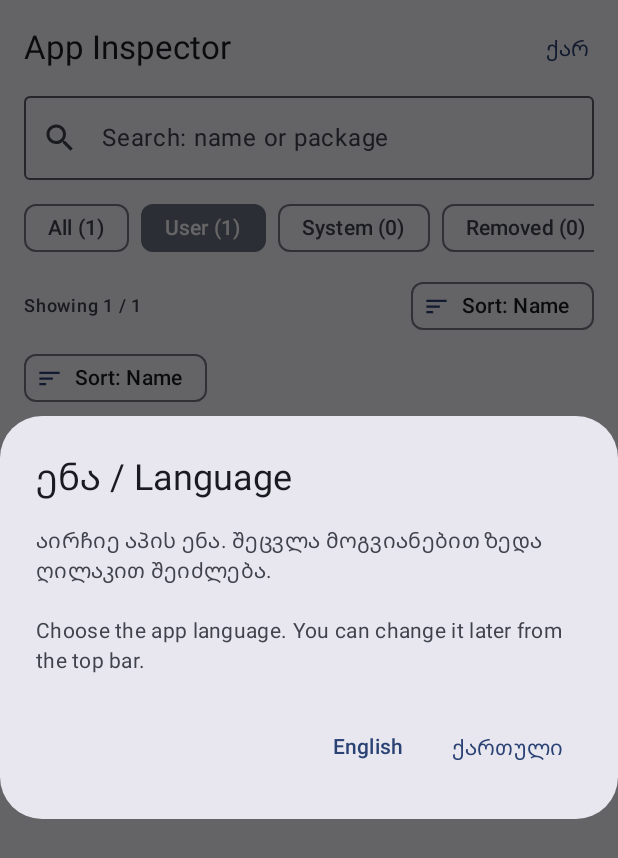
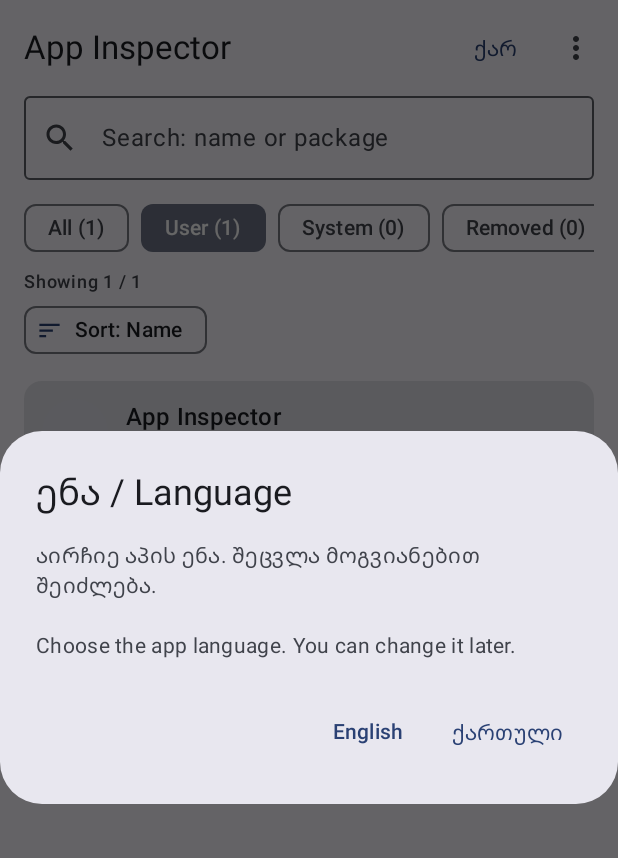
Before and after one commit to gdvalishvili/AppInspector, an Android app built with Jetpack Compose: the screen it shows after launch (MainActivity), on a phone screen of 412 x 824 dp. Shown: the top 858 px of the screen. Run offline under Robolectric (Android 15) with nearby library versions, the phone set to English and light mode, and no system bars; our stand-ins replace Room's generated code; pictures from the network do not load.

Commit message:
v2.0.0-alpha2: Category and install source columns, category filter, fix duplicate sort chip

```diff
--- a/app/build.gradle.kts
+++ b/app/build.gradle.kts
@@ -15,8 +15,8 @@ android {
         applicationId = "com.gdvalishvili.appinspector"
         minSdk = 26
         targetSdk = 37
-        versionCode = 3
-        versionName = "2.0.0-alpha1"
+        versionCode = 4
+        versionName = "2.0.0-alpha2"
 
         testInstrumentationRunner = "androidx.test.runner.AndroidJUnitRunner"
     }
--- a/app/src/main/java/com/gdvalishvili/appinspector/data/InstalledAppsRepository.kt
+++ b/app/src/main/java/com/gdvalishvili/appinspector/data/InstalledAppsRepository.kt
@@ -31,6 +31,7 @@ class InstalledAppsRepository(context: Context) {
     private fun loadOwnProfile(usage: UsageData?): List<AppEntry> {
         val me = Process.myUserHandle()
         val launcherPackages = pm.launcherPackageNames()
+        val installerLabels = HashMap<String, String?>() // cache: installer package -> label
 
         return pm.installedPackagesCompat().mapNotNull { p ->
             val ai = p.applicationInfo ?: return@mapNotNull null
@@ -42,6 +43,7 @@ class InstalledAppsRepository(context: Context) {
             val updatedAt = p.lastUpdateTime.takeIf { it > 0L && it != p.firstInstallTime }
             val hasLauncher = archived || p.packageName in launcherPackages
             val lastUsed = usage?.lastUsed?.get(p.packageName)?.takeIf { it > 0L }
+            val installer = pm.installerPackageCompat(p.packageName)
 
             AppEntry(
                 key = "THIS:${p.packageName}",
@@ -60,6 +62,12 @@ class InstalledAppsRepository(context: Context) {
                 usageStatus = usageStatusOf(usage, lastUsed, hasLauncher, installedAt),
                 hasLauncher = hasLauncher,
                 isArchived = archived,
+                category = ai.category,
+                installerPackage = installer,
+                installerLabel = installer?.let { inst ->
+                    installerLabels.getOrPut(inst) { pm.appLabelOrNull(inst) }
+                },
+                installSourceKnown = true,
             )
         }
     }
--- a/app/src/main/java/com/gdvalishvili/appinspector/data/PackageCompat.kt
+++ b/app/src/main/java/com/gdvalishvili/appinspector/data/PackageCompat.kt
@@ -74,3 +74,23 @@ internal fun apkFileTime(apkPath: String?): Long? {
 fun isRunningInProfile(context: Context): Boolean =
     Build.VERSION.SDK_INT >= Build.VERSION_CODES.R &&
             context.getSystemService(UserManager::class.java).isProfile
+
+/** Package that installed the app (Play Store, file manager, shell...). null = preinstalled/unknown. */
+internal fun PackageManager.installerPackageCompat(packageName: String): String? = try {
+    if (Build.VERSION.SDK_INT >= Build.VERSION_CODES.R) {
+        getInstallSourceInfo(packageName).installingPackageName
+    } else {
+        @Suppress("DEPRECATION")
+        getInstallerPackageName(packageName)
+    }
+} catch (e: Exception) {
+    null
+}
+
+/** Human-readable app name for a package, or null if not visible/installed. */
+@Suppress("DEPRECATION")
+internal fun PackageManager.appLabelOrNull(packageName: String): String? = try {
+    getApplicationLabel(getApplicationInfo(packageName, 0)).toString()
+} catch (e: Exception) {
+    null
+}
--- a/app/src/main/java/com/gdvalishvili/appinspector/data/SettingsStore.kt
+++ b/app/src/main/java/com/gdvalishvili/appinspector/data/SettingsStore.kt
@@ -6,6 +6,7 @@ import androidx.datastore.preferences.core.Preferences
 import androidx.datastore.preferences.core.booleanPreferencesKey
 import androidx.datastore.preferences.core.edit
 import androidx.datastore.preferences.core.emptyPreferences
+import androidx.datastore.preferences.core.intPreferencesKey
 import androidx.datastore.preferences.core.stringPreferencesKey
 import androidx.datastore.preferences.preferencesDataStore
 import kotlinx.coroutines.flow.Flow
@@ -14,16 +15,21 @@ import kotlinx.coroutines.flow.map
 import java.io.IOException
 
 enum class SortOrder { NAME, INSTALLED, UPDATED, LAST_USED, RECENTLY_USED }
+
 /** Exactly one filter is active at a time. */
 enum class AppFilter { ALL, USER, SYSTEM, WORK, REMOVED }
+
 data class ListSettings(
     val filter: AppFilter = AppFilter.USER,
     val sort: SortOrder = SortOrder.NAME,
+    val showCategory: Boolean = false,
+    val showSource: Boolean = false,
+    val category: Int? = null,          // null = all categories
 )
 
 private val Context.settingsDataStore: DataStore<Preferences> by preferencesDataStore(name = "settings")
 
-/** Remembers filter, sort and "language already chosen" between launches. */
+/** Remembers view settings and "language already chosen" between launches. */
 class SettingsStore(private val context: Context) {
 
     private val prefs: Flow<Preferences> = context.settingsDataStore.data
@@ -35,6 +41,9 @@ class SettingsStore(private val context: Context) {
                 ?: AppFilter.USER,
             sort = p[SORT]?.let { name -> SortOrder.entries.firstOrNull { it.name == name } }
                 ?: SortOrder.NAME,
+            showCategory = p[SHOW_CATEGORY] ?: false,
+            showSource = p[SHOW_SOURCE] ?: false,
+            category = p[CATEGORY],
         )
     }
 
@@ -48,6 +57,23 @@ class SettingsStore(private val context: Context) {
         context.settingsDataStore.edit { it[SORT] = value.name }
     }
 
+    suspend fun setShowCategory(value: Boolean) {
+        context.settingsDataStore.edit {
+            it[SHOW_CATEGORY] = value
+            if (!value) it.remove(CATEGORY) // turning categories off clears the category filter
+        }
+    }
+
+    suspend fun setShowSource(value: Boolean) {
+        context.settingsDataStore.edit { it[SHOW_SOURCE] = value }
+    }
+
+    suspend fun setCategory(value: Int?) {
+        context.settingsDataStore.edit {
+            if (value == null) it.remove(CATEGORY) else it[CATEGORY] = value
+        }
+    }
+
     suspend fun setLanguageChosen(value: Boolean) {
         context.settingsDataStore.edit { it[LANGUAGE_CHOSEN] = value }
     }
@@ -55,6 +81,9 @@ class SettingsStore(private val context: Context) {
     private companion object {
         val FILTER = stringPreferencesKey("filter")
         val SORT = stringPreferencesKey("sort")
+        val SHOW_CATEGORY = booleanPreferencesKey("show_category")
+        val SHOW_SOURCE = booleanPreferencesKey("show_source")
+        val CATEGORY = intPreferencesKey("category")
         val LANGUAGE_CHOSEN = booleanPreferencesKey("language_chosen")
     }
 }
--- a/app/src/main/java/com/gdvalishvili/appinspector/data/WorkProfileRepository.kt
+++ b/app/src/main/java/com/gdvalishvili/appinspector/data/WorkProfileRepository.kt
@@ -64,6 +64,7 @@ class WorkProfileRepository(private val context: Context) {
             usageStatus = UsageStatus.NOT_AVAILABLE,
             hasLauncher = true,
             isArchived = isArchivedCompat(ai),
+            category = ai.category,
         )
     }
 }
--- a/app/src/main/java/com/gdvalishvili/appinspector/model/AppEntry.kt
+++ b/app/src/main/java/com/gdvalishvili/appinspector/model/AppEntry.kt
@@ -36,6 +36,10 @@ data class AppEntry(
     val usageStatus: UsageStatus,
     val hasLauncher: Boolean,
     val isArchived: Boolean,
+    val category: Int = -1,                    // ApplicationInfo.CATEGORY_* ; -1 = undefined
+    val installerPackage: String? = null,      // who installed it (e.g. com.android.vending)
+    val installerLabel: String? = null,        // human name of the installer, if resolvable
+    val installSourceKnown: Boolean = false,   // false for work apps (not accessible)
 )
 
 /** An app that was removed (from the event journal). */
--- a/app/src/main/java/com/gdvalishvili/appinspector/ui/AppListScreen.kt
+++ b/app/src/main/java/com/gdvalishvili/appinspector/ui/AppListScreen.kt
@@ -68,6 +68,9 @@ import com.gdvalishvili.appinspector.util.AppLanguage
 import com.gdvalishvili.appinspector.util.openAppInfo
 import com.gdvalishvili.appinspector.ui.components.RemovedRow
 import com.gdvalishvili.appinspector.util.openStorePage
+import androidx.compose.material3.Checkbox
+import com.gdvalishvili.appinspector.data.ListSettings
+import com.gdvalishvili.appinspector.util.categoryTitle
 
 @OptIn(ExperimentalMaterial3Api::class)
 @Composable
@@ -118,6 +121,11 @@ fun AppListScreen(viewModel: AppListViewModel = viewModel()) {
                             )
                         }
                     }
+                    ViewOptionsMenu(
+                        settings = state.settings,
+                        onShowCategory = viewModel::setShowCategory,
+                        onShowSource = viewModel::setShowSource,
+                    )
                 },
             )
         }
@@ -136,6 +144,13 @@ fun AppListScreen(viewModel: AppListViewModel = viewModel()) {
                 showWork = state.workProfile != WorkProfileState.NONE,
                 onFilter = viewModel::setFilter,
             )
+            if (state.settings.showCategory && state.settings.filter != AppFilter.REMOVED) {
+                CategoryRow(
+                    selected = state.settings.category,
+                    counts = state.categoryCounts,
+                    onSelect = viewModel::setCategory,
+                )
+            }
             if (!state.hasUsageAccess) {
                 Spacer(Modifier.height(8.dp))
                 UsageAccessBanner {
@@ -163,7 +178,6 @@ fun AppListScreen(viewModel: AppListViewModel = viewModel()) {
                     color = MaterialTheme.colorScheme.onSurfaceVariant,
                     modifier = Modifier.weight(1f),
                 )
-                SortChip(state.settings.sort, viewModel::setSort)
             }
             val showRemoved = state.settings.filter == AppFilter.REMOVED
             Text(
@@ -189,8 +203,8 @@ fun AppListScreen(viewModel: AppListViewModel = viewModel()) {
                 Box(Modifier.fillMaxSize(), contentAlignment = Alignment.Center) {
                     CircularProgressIndicator()
                 }
-            } else {
-                AppList(state) { app -> openAppInfo(context, app) }
+            } else { AppList(state) { app -> openAppInfo(context, app)
+                }
             }
         }
     }
@@ -220,7 +234,13 @@ private fun AppList(state: AppListUiState, onClick: (AppEntry) -> Unit) {
             }
         } else {
             items(state.apps, key = { it.key }) { app ->
-                AppRow(app = app, now = state.now, onClick = { onClick(app) })
+                AppRow(
+                    app = app,
+                    now = state.now,
+                    showCategory = state.settings.showCategory,
+                    showSource = state.settings.showSource,
+                    onClick = { onClick(app) },
+                )
             }
         }
     }
@@ -376,3 +396,58 @@ private fun LanguageDialog(onChoose: (String) -> Unit) {
         },
     )
 }
+
+/** ⋮ menu with checkable view options. */
+@Composable
+private fun ViewOptionsMenu(
+    settings: ListSettings,
+    onShowCategory: (Boolean) -> Unit,
+    onShowSource: (Boolean) -> Unit,
+) {
+    var expanded by remember { mutableStateOf(false) }
+    Box {
+        IconButton(onClick = { expanded = true }) {
+            Icon(
+                painterResource(R.drawable.ic_more_vert),
+                contentDescription = stringResource(R.string.view_options),
+            )
+        }
+        DropdownMenu(expanded = expanded, onDismissRequest = { expanded = false }) {
+            DropdownMenuItem(
+                text = { Text(stringResource(R.string.show_category)) },
+                onClick = { onShowCategory(!settings.showCategory) },
+                leadingIcon = { Checkbox(checked = settings.showCategory, onCheckedChange = null) },
+            )
+            DropdownMenuItem(
+                text = { Text(stringResource(R.string.show_source)) },
+                onClick = { onShowSource(!settings.showSource) },
+                leadingIcon = { Checkbox(checked = settings.showSource, onCheckedChange = null) },
+            )
+        }
+    }
+}
+
+/** Single-choice category chips; counts follow the main filter. */
+@Composable
+private fun CategoryRow(selected: Int?, counts: Map<Int, Int>, onSelect: (Int?) -> Unit) {
+    Row(
+        modifier = Modifier
+            .fillMaxWidth()
+            .padding(top = 8.dp)
+            .horizontalScroll(rememberScrollState()),
+        horizontalArrangement = Arrangement.spacedBy(8.dp),
+    ) {
+        FilterChip(
+            selected = selected == null,
+            onClick = { onSelect(null) },
+            label = { Text(stringResource(R.string.category_all)) },
+        )
+        counts.entries.sortedByDescending { it.value }.forEach { (category, count) ->
+            FilterChip(
+                selected = selected == category,
+                onClick = { onSelect(category) },
+                label = { Text(stringResource(R.string.chip_with_count, categoryTitle(category), count)) },
+            )
+        }
+    }
+}
--- a/app/src/main/java/com/gdvalishvili/appinspector/ui/AppListViewModel.kt
+++ b/app/src/main/java/com/gdvalishvili/appinspector/ui/AppListViewModel.kt
@@ -43,6 +43,7 @@ data class AppListUiState(
     val removed: List<RemovedApp> = emptyList(),
     val totalCount: Int = 0,
     val counts: Map<AppFilter, Int> = emptyMap(),
+    val categoryCounts: Map<Int, Int> = emptyMap(),
     val hasUsageAccess: Boolean = true,
     val workProfile: WorkProfileState = WorkProfileState.NONE,
     val settings: ListSettings = ListSettings(),
@@ -92,6 +93,9 @@ class AppListViewModel(application: Application) : AndroidViewModel(application)
             counts = AppFilter.entries.associateWith { f ->
                 if (f == AppFilter.REMOVED) removed.size else all.count { it.matches(f) }
             },
+            categoryCounts = all.filter { it.matches(settings.filter) }
+                .groupingBy { it.category }
+                .eachCount(),
             hasUsageAccess = snap?.hasUsageAccess ?: true,
             workProfile = snap?.workProfile ?: WorkProfileState.NONE,
             settings = settings,
@@ -135,6 +139,17 @@ class AppListViewModel(application: Application) : AndroidViewModel(application)
         viewModelScope.launch { settingsStore.setSort(value) }
     }
 
+    fun setShowCategory(value: Boolean) {
+        viewModelScope.launch { settingsStore.setShowCategory(value) }
+    }
+
+    fun setShowSource(value: Boolean) {
+        viewModelScope.launch { settingsStore.setShowSource(value) }
+    }
+
+    fun setCategory(value: Int?) {
+        viewModelScope.launch { settingsStore.setCategory(value) }
+    }
     fun chooseLanguage(tag: String) {
         viewModelScope.launch {
             settingsStore.setLanguageChosen(true)
@@ -162,6 +177,7 @@ internal fun filterAndSort(all: List<AppEntry>, s: ListSettings, query: String):
     val needle = query.trim()
     val filtered = all.filter { app ->
         app.matches(s.filter) &&
+                (!s.showCategory || s.category == null || app.category == s.category) &&
                 (needle.isEmpty() ||
                         app.label.contains(needle, ignoreCase = true) ||
                         app.packageName.contains(needle, ignoreCase = true))
--- a/app/src/main/java/com/gdvalishvili/appinspector/ui/components/AppRow.kt
+++ b/app/src/main/java/com/gdvalishvili/appinspector/ui/components/AppRow.kt
@@ -47,13 +47,20 @@ import kotlinx.coroutines.withContext
 import java.util.concurrent.TimeUnit
 import com.gdvalishvili.appinspector.model.RemovedApp
 import com.gdvalishvili.appinspector.util.formatDateTime
+import com.gdvalishvili.appinspector.util.categoryTitle
 
 private val ICON_SIZE = 44.dp
 private val STALE_MS = TimeUnit.DAYS.toMillis(90)
 
 @OptIn(ExperimentalMaterial3Api::class)
 @Composable
-fun AppRow(app: AppEntry, now: Long, onClick: () -> Unit) {
+fun AppRow(
+    app: AppEntry,
+    now: Long,
+    showCategory: Boolean,
+    showSource: Boolean,
+    onClick: () -> Unit,
+) {
     Card(onClick = onClick, modifier = Modifier.fillMaxWidth()) {
         Row(Modifier.padding(12.dp)) {
             AppIcon(app)
@@ -80,6 +87,8 @@ fun AppRow(app: AppEntry, now: Long, onClick: () -> Unit) {
                 DateLine(R.string.label_installed, installedText(app))
                 DateLine(R.string.label_updated, updatedText(app))
                 DateLine(R.string.label_last_used, lastUsedText(app, now))
+                if (showCategory) DateLine(R.string.label_category, categoryTitle(app.category))
+                if (showSource) DateLine(R.string.label_source, sourceText(app))
             }
         }
     }
@@ -217,6 +226,19 @@ private fun lastUsedText(app: AppEntry, now: Long): String {
     }
 }
 
+@Composable
+private fun sourceText(app: AppEntry): String {
+    val installer = app.installerPackage
+    return when {
+        !app.installSourceKnown -> stringResource(R.string.value_dash)
+        installer == null ->
+            if (app.kind == AppKind.USER) stringResource(R.string.source_unknown)
+            else stringResource(R.string.source_preinstalled)
+        installer == "com.android.shell" -> "ADB"
+        else -> app.installerLabel ?: installer
+    }
+}
+
 /** Row for a removed app. Tap opens its Play Store page. */
 @OptIn(ExperimentalMaterial3Api::class)
 @Composable
--- /dev/null
+++ b/app/src/main/res/drawable/ic_more_vert.xml
@@ -0,0 +1,6 @@
+<vector xmlns:android="http://schemas.android.com/apk/res/android"
+    android:width="24dp" android:height="24dp"
+    android:viewportWidth="24" android:viewportHeight="24">
+    <path android:fillColor="#FF000000"
+        android:pathData="M12,8c1.1,0 2,-0.9 2,-2s-0.9,-2 -2,-2 -2,0.9 -2,2 0.9,2 2,2zM12,10c-1.1,0 -2,0.9 -2,2s0.9,2 2,2 2,-0.9 2,-2 -0.9,-2 -2,-2zM12,16c-1.1,0 -2,0.9 -2,2s0.9,2 2,2 2,-0.9 2,-2 -0.9,-2 -2,-2z" />
+</vector>
--- a/app/src/main/res/values/strings.xml
+++ b/app/src/main/res/values/strings.xml
@@ -64,7 +64,7 @@
 
     <!-- Language picker: shown in both languages on purpose -->
     <string name="lang_dialog_title" translatable="false">ენა / Language</string>
-    <string name="lang_dialog_text" translatable="false">აირჩიე აპის ენა. შეცვლა მოგვიანებით ზედა ღილაკით შეიძლება.\n\nChoose the app language. You can change it later from the top bar.</string>
+    <string name="lang_dialog_text" translatable="false">აირჩიე აპის ენა. შეცვლა მოგვიანებით შეიძლება.\n\nChoose the app language. You can change it later.</string>
     <string name="lang_georgian" translatable="false">ქართული</string>
     <string name="lang_english" translatable="false">English</string>
     <string name="lang_short_ka" translatable="false">ქარ</string>
@@ -72,4 +72,13 @@
     <string name="sort_recently_used">Recently used</string>
     <string name="filter_removed">Removed</string>
     <string name="label_removed">Removed</string>
+    <string name="view_options">View options</string>
+    <string name="show_category">Show category</string>
+    <string name="show_source">Show install source</string>
+    <string name="category_all">All categories</string>
+    <string name="category_undefined">Not specified</string>
+    <string name="label_category">Category</string>
+    <string name="label_source">Source</string>
+    <string name="source_preinstalled">Preinstalled</string>
+    <string name="source_unknown">Unknown</string>
 </resources>
```
Also changed, not shown: app/src/main/java/com/gdvalishvili/appinspector/util/Categories.kt (added, +15 -0 lines), 1 other file.
